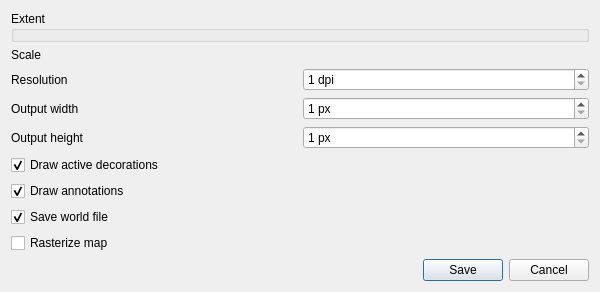
Qt form src/ui/qgsmapsavedialog.ui (qgis/QGIS) before a commit.
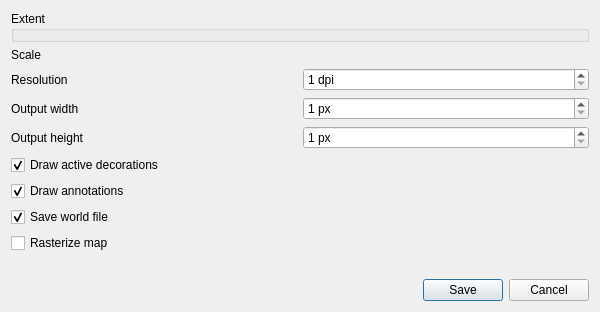
The same form after that commit. Custom widgets are drawn as their Qt base class.

The edit to the form file:
```diff
--- a/src/ui/qgsmapsavedialog.ui
+++ b/src/ui/qgsmapsavedialog.ui
@@ -16,6 +16,13 @@
   <layout class="QVBoxLayout" name="verticalLayout">
    <item>
     <layout class="QGridLayout" name="gridLayout">
+     <item row="9" column="0" colspan="2">
+      <widget class="QLabel" name="mInfo">
+       <property name="enabled">
+        <bool>false</bool>
+       </property>
+      </widget>
+     </item>
      <item row="8" column="0" colspan="2">
       <widget class="QCheckBox" name="mSaveAsRaster">
        <property name="text">
```
